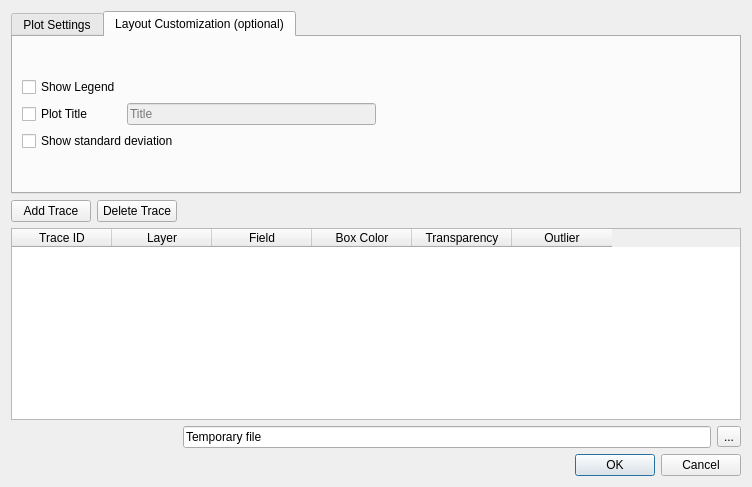
lucacasagrande/DataPlot, file ui/Box.ui: the form before one commit.
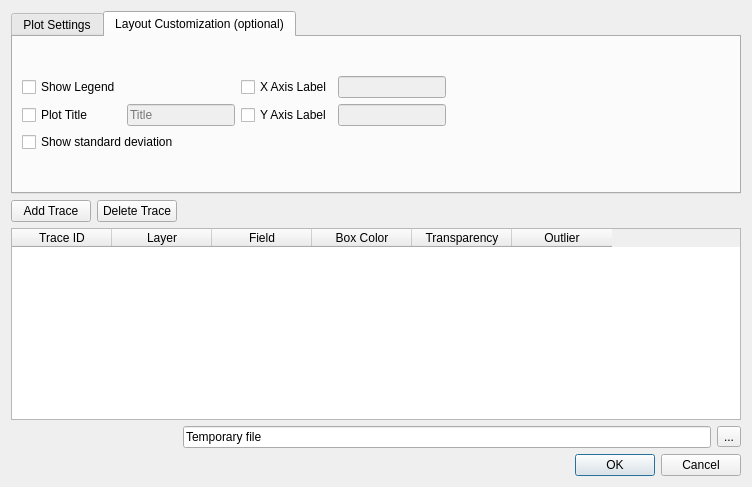
The form after the commit. The open tabs and pages were chosen to show the change. Custom widgets are drawn as their Qt base class.

Commit message: Title, X and Y label for axis added

What changed in the file:
```diff
--- a/ui/Box.ui
+++ b/ui/Box.ui
@@ -162,10 +162,13 @@
       <layout class="QGridLayout" name="gridLayout_5">
        <item row="0" column="0">
         <layout class="QGridLayout" name="gridLayout_4">
-         <item row="2" column="0" colspan="2">
-          <widget class="QCheckBox" name="sdCheck">
-           <property name="text">
-            <string>Show standard deviation</string>
+         <item row="1" column="1">
+          <widget class="QLineEdit" name="pltTitle">
+           <property name="enabled">
+            <bool>false</bool>
+           </property>
+           <property name="placeholderText">
+            <string>Title</string>
            </property>
           </widget>
          </item>
@@ -182,6 +185,13 @@
            </property>
           </widget>
          </item>
+         <item row="2" column="0" colspan="2">
+          <widget class="QCheckBox" name="sdCheck">
+           <property name="text">
+            <string>Show standard deviation</string>
+           </property>
+          </widget>
+         </item>
          <item row="1" column="0">
           <widget class="QCheckBox" name="titleCheck">
            <property name="text">
@@ -195,13 +205,31 @@
            </property>
           </widget>
          </item>
-         <item row="1" column="1">
-          <widget class="QLineEdit" name="pltTitle">
+         <item row="1" column="2">
+          <widget class="QCheckBox" name="yAxisCheck">
+           <property name="text">
+            <string>Y Axis Label</string>
+           </property>
+          </widget>
+         </item>
+         <item row="0" column="2">
+          <widget class="QCheckBox" name="xAxisCheck">
+           <property name="text">
+            <string>X Axis Label</string>
+           </property>
+          </widget>
+         </item>
+         <item row="0" column="3">
+          <widget class="QLineEdit" name="xAxisText">
            <property name="enabled">
             <bool>false</bool>
            </property>
-           <property name="placeholderText">
-            <string>Title</string>
+          </widget>
+         </item>
+         <item row="1" column="3">
+          <widget class="QLineEdit" name="yAxisText">
+           <property name="enabled">
+            <bool>false</bool>
            </property>
           </widget>
          </item>
```
Left out of the diff: 50 changed lines with no effect on the pictures. The commit also changes 7 other files.
